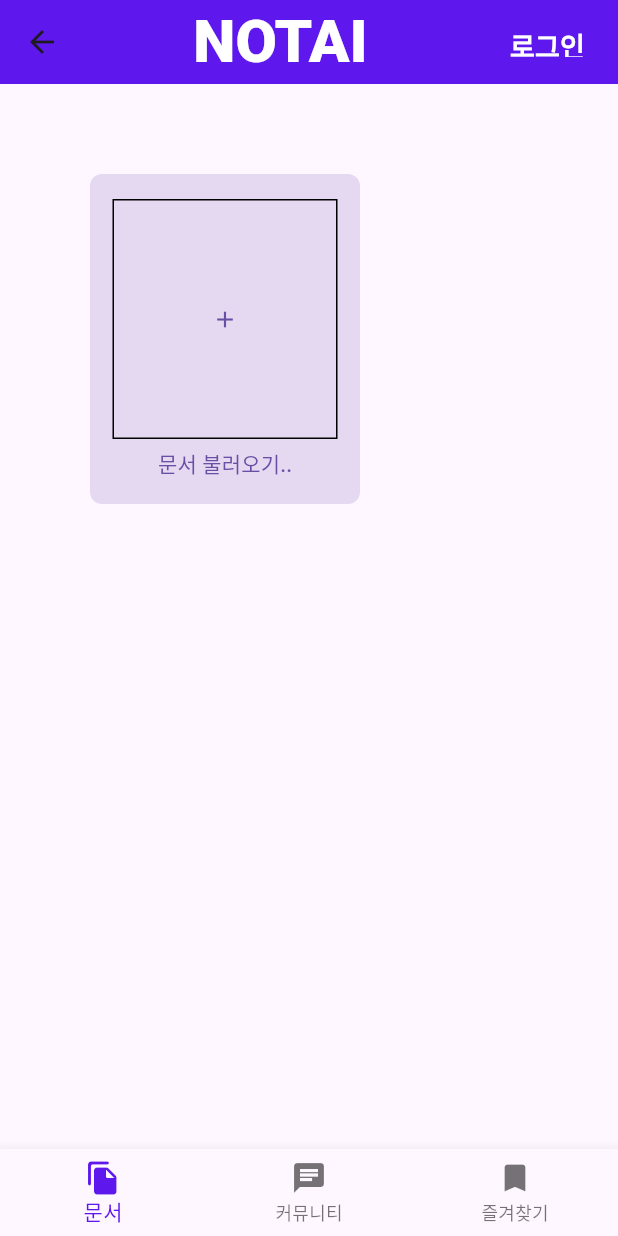
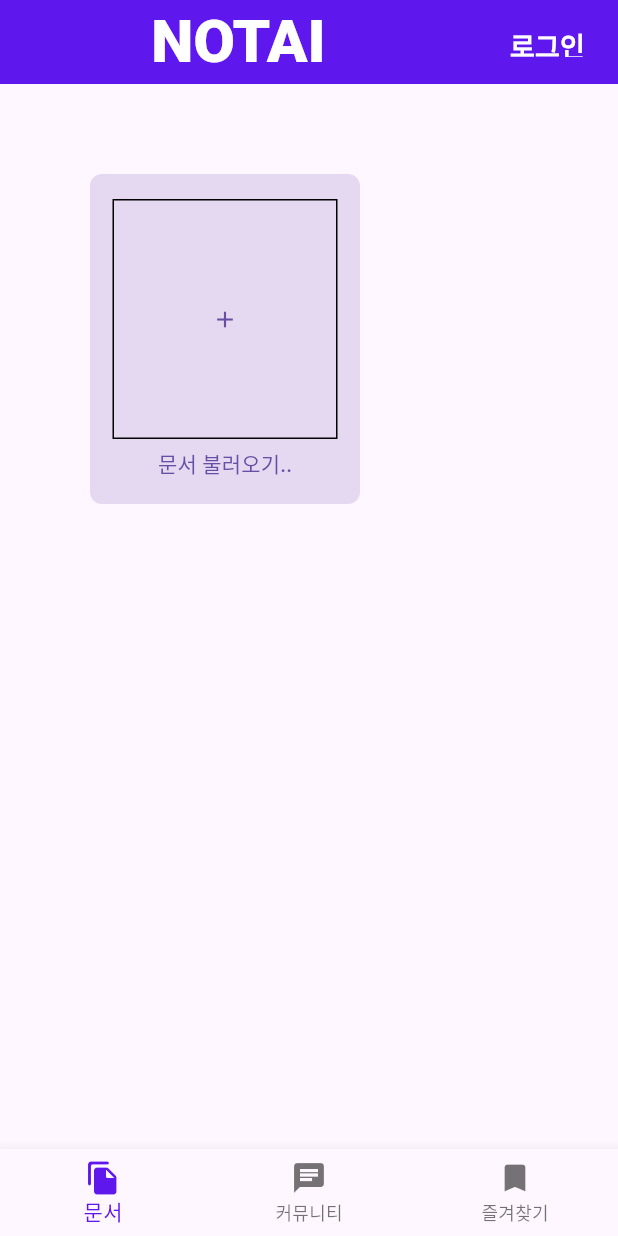
Before and after one commit to Notai-notework/notai-client, a Flutter app: the screen it shows after launch, on a phone screen of 412 x 824 dp. Run offline on Flutter 3.47's test engine with Material 3 defaults, Android fonts, the phone set to English and light mode, and no system bars; our stand-ins replace dio, file_picker, flutter_dotenv, flutter_secure_storage, flutter_svg, google_fonts and 2 more; missing offline and left inert: pdf_image_renderer, scribble, value_notifier_tools; accounts and stored records are empty.

Commit message:
feat: community 병합

```diff
--- a/lib/screens/main_screen.dart
+++ b/lib/screens/main_screen.dart
@@ -1,4 +1,5 @@
 import 'package:flutter/material.dart';
+import 'package:notai/screens/community/community_screen.dart';
 import 'package:notai/screens/document/document_list_screen.dart';
 import 'package:notai/utils/color/color.dart';
 import 'package:notai/widgets/global/global_appbar.dart';
@@ -16,7 +17,7 @@ class _MainScreen extends State<MainScreen> {
   // 바텀 네비게이션 탭에 대한 페이지 리스트
   static final List<Widget> _pages = <Widget>[
     const DocumentListScreen(),
-    const Center(child: Text('community')),
+    const CommunityScreen(),
     const Center(child: Text('bookmark')),
   ];
 
--- a/lib/widgets/global/global_appbar.dart
+++ b/lib/widgets/global/global_appbar.dart
@@ -46,14 +46,14 @@ class _GlobalAppbarState extends State<GlobalAppbar> {
   Widget build(BuildContext context) {
     return AppBar(
       backgroundColor: titleColor,
-      leading: widget.leading ??
-          IconButton(
-            icon: Icon(Icons.arrow_back),
-            onPressed: () {
-              // 기본 뒤로가기 버튼 동작
-              Navigator.of(context).pop();
-            },
-          ),
+      // leading: widget.leading ??
+      //     IconButton(
+      //       icon: Icon(Icons.arrow_back),
+      //       onPressed: () {
+      //         // 기본 뒤로가기 버튼 동작
+      //         Navigator.of(context).pop();
+      //       },
+      //     ),
       title: widget.title ??
           Center(
               child: Text(
```
Also changed, not shown: lib/screens/community/community_screen.dart (renamed from lib/widgets/community/community.dart, +8 -31 lines).
